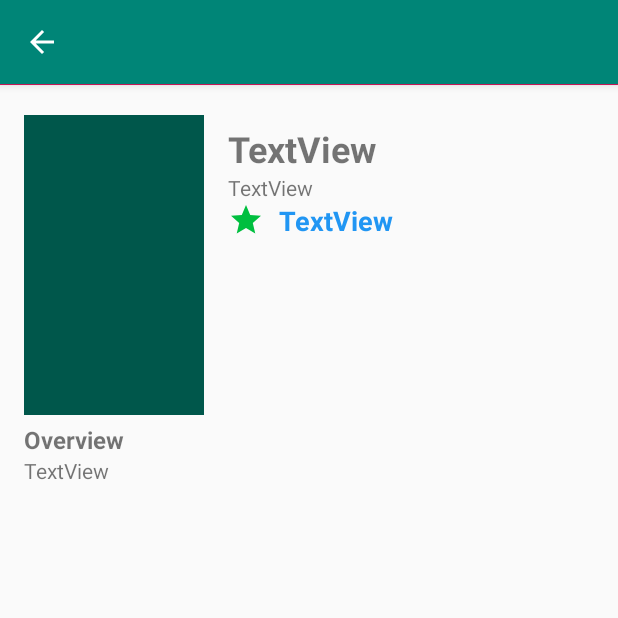
After one commit to alt-daniel/MobileDev-PopularMovies, an Android app: the DetailActivity screen opened directly, with no data from a screen before it, on a phone screen of 412 x 824 dp, the top half of it. The commit adds this screen. Run offline under Robolectric (Android 15) with nearby library versions, the phone set to English and light mode, and no system bars; pictures from the network do not load; 6 statements that could not run were skipped.

Commit message:
Adds detail activity.

```diff
--- a/app/src/main/java/com/example/popularmovies/data/MovieApiService.kt
+++ b/app/src/main/java/com/example/popularmovies/data/MovieApiService.kt
@@ -1,7 +1,5 @@
 package com.example.popularmovies.data
 
-import android.content.res.Resources
-import com.example.popularmovies.R
 import com.google.gson.JsonObject
 import retrofit2.Call
 import retrofit2.http.GET
@@ -16,5 +14,5 @@ interface MovieApiService {
             "&include_adult=false" +
             "&include_video=false" +
             "&page=1")
-    fun getMovieList(@Query("year") year: String): Call<List<Movie>>
+    fun getMovieList(@Query("year") year: String): Call<JsonObject>
 }
--- /dev/null
+++ b/app/src/main/java/com/example/popularmovies/ui/DetailActivity.kt
@@ -0,0 +1,41 @@
+package com.example.popularmovies.ui
+
+import androidx.appcompat.app.AppCompatActivity
+import android.os.Bundle
+import android.view.MenuItem
+import com.example.popularmovies.R
+import com.example.popularmovies.data.Movie
+import kotlinx.android.synthetic.main.activity_detail.*
+
+class DetailActivity : AppCompatActivity() {
+
+    override fun onCreate(savedInstanceState: Bundle?) {
+        super.onCreate(savedInstanceState)
+        setContentView(R.layout.activity_detail)
+        supportActionBar?.title = ""
+        supportActionBar?.setDisplayHomeAsUpEnabled(true)
+        initViews()
+    }
+
+    private fun initViews() {
+        val movie: Movie = intent.getParcelableExtra(MOVIE)
+
+        tvTitle.text = movie.title
+        tvRating.text = movie.rating.toString()
+        tvRelease.text = movie.releaseDate
+        tvOverview.text = movie.overview
+        GlideApp.with(this).load(movie.getBackdropImageUrl()).into(ivBackdrop)
+        GlideApp.with(this).load(movie.getPosterImageURL()).into(ivPosterDetail)
+
+
+    }
+    override fun onOptionsItemSelected(item: MenuItem): Boolean {
+        return when (item.itemId) {
+            android.R.id.home -> {
+                finish()
+                true
+            }
+            else -> return super.onOptionsItemSelected(item)
+        }
+    }
+}
--- /dev/null
+++ b/app/src/main/res/drawable/ic_star_blue_24dp.xml
@@ -0,0 +1,5 @@
+<vector android:height="24dp" android:tint="#3A9FBF"
+    android:viewportHeight="24.0" android:viewportWidth="24.0"
+    android:width="24dp" xmlns:android="http://schemas.android.com/apk/res/android">
+    <path android:fillColor="#FF000000" android:pathData="M12,17.27L18.18,21l-1.64,-7.03L22,9.24l-7.19,-0.61L12,2 9.19,8.63 2,9.24l5.46,4.73L5.82,21z"/>
+</vector>
--- /dev/null
+++ b/app/src/main/res/drawable/ic_star_green_24dp.xml
@@ -0,0 +1,5 @@
+<vector android:height="24dp" android:tint="#00BF3F"
+    android:viewportHeight="24.0" android:viewportWidth="24.0"
+    android:width="24dp" xmlns:android="http://schemas.android.com/apk/res/android">
+    <path android:fillColor="#FF000000" android:pathData="M12,17.27L18.18,21l-1.64,-7.03L22,9.24l-7.19,-0.61L12,2 9.19,8.63 2,9.24l5.46,4.73L5.82,21z"/>
+</vector>
--- /dev/null
+++ b/app/src/main/res/layout/activity_detail.xml
@@ -0,0 +1,112 @@
+<?xml version="1.0" encoding="utf-8"?>
+<androidx.constraintlayout.widget.ConstraintLayout xmlns:android="http://schemas.android.com/apk/res/android"
+    xmlns:app="http://schemas.android.com/apk/res-auto"
+    xmlns:tools="http://schemas.android.com/tools"
+    android:layout_width="match_parent"
+    android:layout_height="match_parent"
+    tools:context=".ui.DetailActivity">
+
+
+    <ImageView
+        android:id="@+id/ivBackdrop"
+        android:layout_width="0dp"
+        android:layout_height="wrap_content"
+        app:layout_constraintEnd_toEndOf="parent"
+        app:layout_constraintStart_toStartOf="parent"
+        app:layout_constraintTop_toTopOf="parent"
+        app:srcCompat="@color/colorAccent" />
+
+    <ImageView
+        android:id="@+id/ivPosterDetail"
+        android:layout_width="120dp"
+        android:layout_height="200dp"
+        android:layout_marginStart="16dp"
+        android:layout_marginTop="20dp"
+        app:layout_constraintStart_toStartOf="parent"
+        app:layout_constraintTop_toBottomOf="@+id/ivBackdrop"
+        app:srcCompat="@color/colorPrimaryDark" />
+
+    <TextView
+        android:id="@+id/tvTitle"
+        android:layout_width="0dp"
+        android:layout_height="wrap_content"
+        android:layout_marginLeft="16dp"
+        android:layout_marginTop="16dp"
+        android:layout_marginRight="16dp"
+        android:paddingTop="10dp"
+        android:text="TextView"
+        android:textSize="24sp"
+        android:textStyle="bold"
+        app:layout_constraintEnd_toEndOf="parent"
+        app:layout_constraintHorizontal_bias="0.48"
+        app:layout_constraintStart_toEndOf="@+id/ivPosterDetail"
+        app:layout_constraintTop_toBottomOf="@+id/ivBackdrop" />
+
+    <TextView
+        android:id="@+id/tvRelease"
+        android:layout_width="wrap_content"
+        android:layout_height="wrap_content"
+        android:text="TextView"
+        app:layout_constraintEnd_toEndOf="parent"
+        app:layout_constraintHorizontal_bias="0.0"
+        app:layout_constraintStart_toStartOf="@+id/tvTitle"
+        app:layout_constraintTop_toBottomOf="@+id/tvTitle" />
+
+    <TextView
+        android:id="@+id/tvRating"
+        android:layout_width="wrap_content"
+        android:layout_height="wrap_content"
+        android:paddingLeft="10dp"
+        android:text="TextView"
+        android:textColor="#2196F3"
+        android:textSize="18sp"
+        android:textStyle="bold"
+        app:layout_constraintEnd_toEndOf="parent"
+        app:layout_constraintHorizontal_bias="0.0"
+        app:layout_constraintStart_toEndOf="@+id/imageView"
+        app:layout_constraintTop_toBottomOf="@+id/tvRelease" />
+
+    <ImageView
+        android:id="@+id/imageView"
+        android:layout_width="wrap_content"
+        android:layout_height="wrap_content"
+        app:layout_constraintStart_toStartOf="@+id/tvRelease"
+        app:layout_constraintTop_toBottomOf="@+id/tvRelease"
+        app:srcCompat="@drawable/ic_star_green_24dp" />
+
+    <ScrollView
+        android:layout_width="0dp"
+        android:layout_height="0dp"
+        android:paddingTop="5dp"
+        app:layout_constraintBottom_toBottomOf="parent"
+        app:layout_constraintEnd_toEndOf="parent"
+        app:layout_constraintHorizontal_bias="0.0"
+        app:layout_constraintStart_toStartOf="@+id/ivPosterDetail"
+        app:layout_constraintTop_toBottomOf="@+id/ivPosterDetail"
+        app:layout_constraintVertical_bias="0.395">
+
+        <LinearLayout
+            android:layout_width="match_parent"
+            android:layout_height="wrap_content"
+            android:orientation="vertical">
+
+            <TextView
+                android:id="@+id/tvOverviewTitle"
+                android:layout_width="wrap_content"
+                android:layout_height="wrap_content"
+                android:text="@string/overview_title"
+                android:textSize="16sp"
+                android:textStyle="bold"
+                tools:text="@string/overview_title" />
+
+            <TextView
+                android:id="@+id/tvOverview"
+                android:layout_width="match_parent"
+                android:layout_height="match_parent"
+                android:layout_marginEnd="12dp"
+                android:paddingBottom="10dp"
+                android:text="TextView" />
+        </LinearLayout>
+    </ScrollView>
+
+</androidx.constraintlayout.widget.ConstraintLayout>
--- a/app/src/main/res/values/strings.xml
+++ b/app/src/main/res/values/strings.xml
@@ -3,4 +3,5 @@
     <string name="tv_intro">The most popular movies of</string>
     <string name="submit">submit</string>
     <string name="app_title">Movie List</string>
+    <string name="overview_title">Overview</string>
 </resources>
--- a/app/src/main/res/values/styles.xml
+++ b/app/src/main/res/values/styles.xml
@@ -8,4 +8,9 @@
         <item name="colorAccent">@color/colorAccent</item>
     </style>
 
+    <style name="TransperantToolbar" parent="@style/ThemeOverlay.AppCompat.Dark.ActionBar">
+        <item name="android:windowActionBarOverlay">true</item>
+        <item name="windowActionBarOverlay">true</item>
+    </style>
+
 </resources>
```
Also changed, not shown: app/build.gradle (+7 -4 lines), app/src/main/AndroidManifest.xml (+4 -3 lines), app/src/main/java/com/example/popularmovies/data/Movie.kt (+5 -5 lines), app/src/main/java/com/example/popularmovies/model/MainActivityViewModel.kt (+13 -6 lines), app/src/main/java/com/example/popularmovies/ui/AppNameGlideModule.kt (added, +19 -0 lines), app/src/main/java/com/example/popularmovies/ui/MainActivity.kt (+24 -8 lines), app/src/main/java/com/example/popularmovies/ui/MovieAdapter.kt (+13 -4 lines), app/src/main/res/layout/activity_main.xml (+22 -14 lines), app/src/main/res/layout/item_movie.xml (+24 -9 lines), 1 other file.
